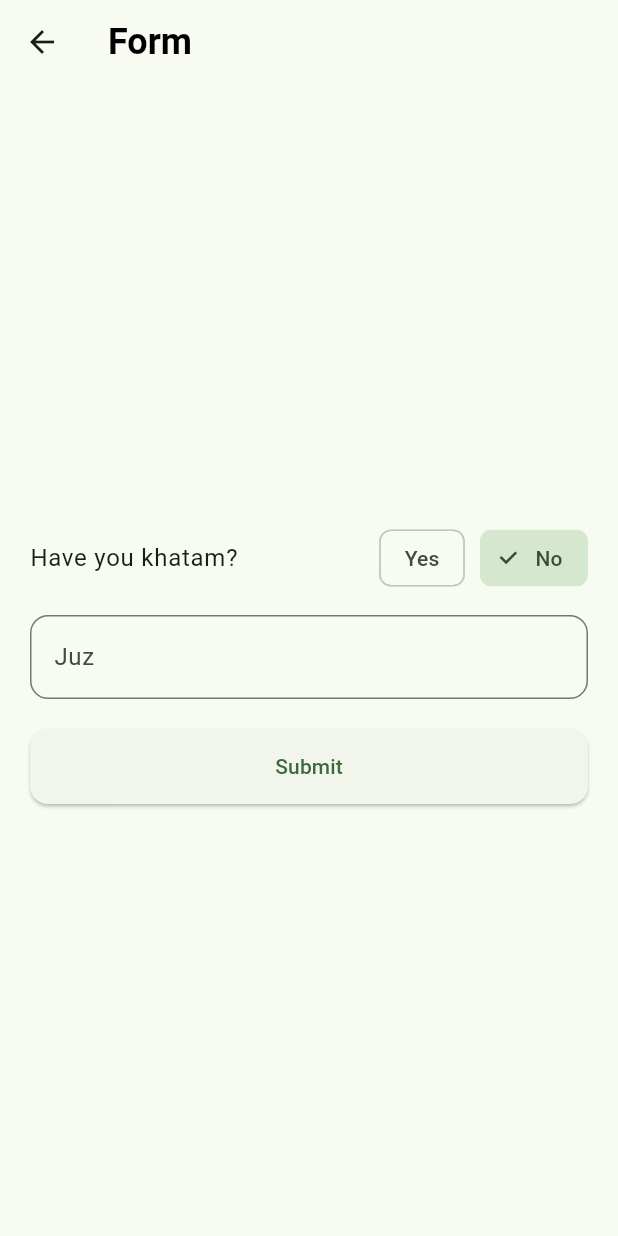
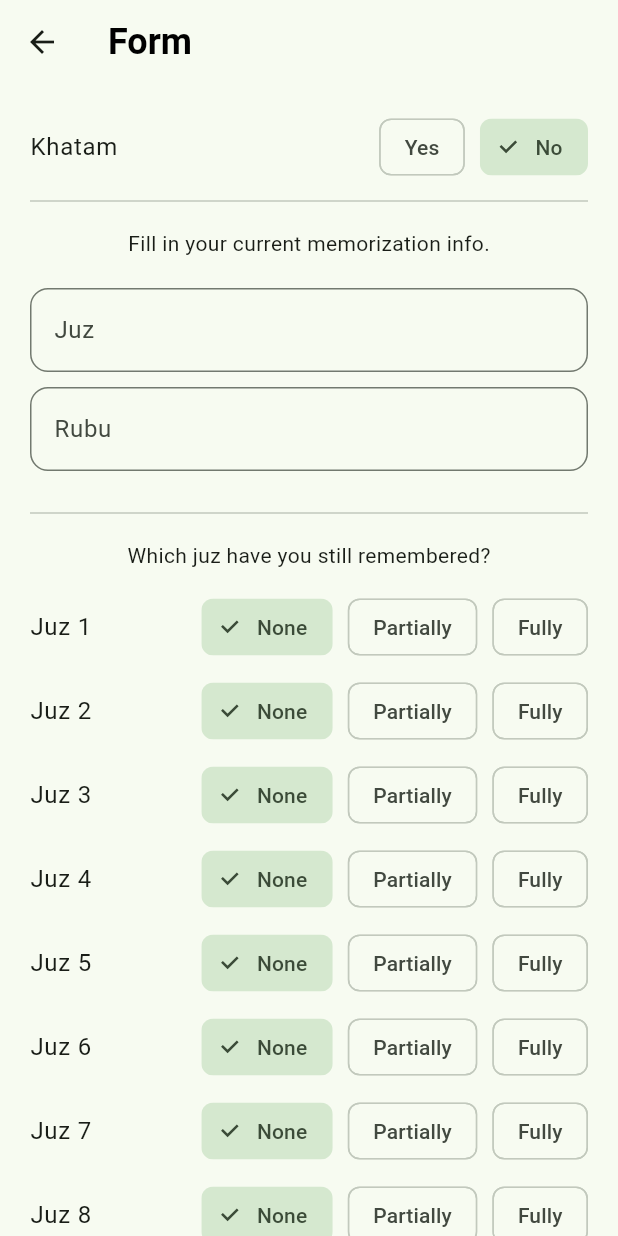
Before and after one commit to adaniel52/repeater, a Flutter app: the FormScreen screen opened directly, on a phone screen of 412 x 824 dp. Run offline on Flutter 3.47's test engine with Material 3 defaults, Android fonts, the phone set to English and light mode, and no system bars; our stand-ins replace flutter_html, photo_view, shared_preferences; missing offline and left inert: flutter_html_video; accounts and stored records are empty.

Commit message:
refactor form and user 2

```diff
--- a/lib/main.dart
+++ b/lib/main.dart
@@ -1,6 +1,6 @@
 import 'package:flutter/material.dart';
+import 'package:repeater/screens/intro_screen.dart';
 import 'package:repeater/services/user_preferences.dart';
-import 'package:repeater/widgets/main_navigation.dart';
 
 void main() async {
   WidgetsFlutterBinding.ensureInitialized();
@@ -24,7 +24,7 @@ class _MainAppState extends State<MainApp> {
         colorSchemeSeed: Colors.green,
         // brightness: Brightness.dark,
       ),
-      home: const MainNavigation(),
+      home: const IntroScreen(),
     );
   }
 }
--- a/lib/models/user.dart
+++ b/lib/models/user.dart
@@ -1,24 +1,31 @@
 import 'dart:convert';
 
 const juzKey = 'juz';
+const juzProgressKey = 'juzProgress';
 
 class User {
   int _juz;
+  Map<String, String> _juzProgress;
 
   User({
     required int juz,
-  }) : _juz = juz;
+    required Map<String, String> juzProgress,
+  })  : _juz = juz,
+        _juzProgress = juzProgress;
 
   int get juz => _juz;
+  Map<String, String> get juzProgress => _juzProgress;
 
   String toJson() => json.encode({
         juzKey: _juz,
+        juzProgressKey: _juzProgress,
       });
 
   factory User.fromJson(String source) {
     final data = json.decode(source);
     return User(
       juz: data[juzKey],
+      juzProgress: data[juzProgressKey],
     );
   }
 }
--- a/lib/screens/form/form_screen.dart
+++ b/lib/screens/form/form_screen.dart
@@ -15,19 +15,31 @@ class FormScreen extends StatefulWidget {
 
 class _FormScreenState extends State<FormScreen> {
   final _formKey = GlobalKey<FormState>();
+  List<String> options = ['None', 'Partially', 'Fully'];
   late final TextEditingController _juzController;
+  late final TextEditingController _rubuController;
 
   bool hasKhatam = false;
+  Map<int, String> juzProgress = {};
+
+  void _initProgress() {
+    for (var i = 1; i <= 30; i++) {
+      juzProgress[i] = 'None';
+    }
+  }
 
   @override
   void initState() {
     super.initState();
     _juzController = TextEditingController();
+    _rubuController = TextEditingController();
+    _initProgress();
   }
 
   @override
   void dispose() {
     _juzController.dispose();
+    _rubuController.dispose();
     super.dispose();
   }
 
@@ -40,8 +52,8 @@ class _FormScreenState extends State<FormScreen> {
           style: Styles.title,
         ),
       ),
-      body: Center(
-        child: SingleChildScrollView(
+      body: SingleChildScrollView(
+        child: Center(
           child: SizedBox(
             width: 400,
             child: Padding(
@@ -51,46 +63,22 @@ class _FormScreenState extends State<FormScreen> {
                 child: Column(
                   children: [
                     _khatamForm(),
+                    Divider(),
+                    if (!hasKhatam) ...[
+                      Spacing2(),
+                      Text('Fill in your current memorization info.'),
+                      Spacing1(),
+                      _juzForm(),
+                      Spacing2(),
+                      _rubuForm(),
+                      Spacing1(),
+                      Divider(),
+                    ],
+                    _juzProgressForm(),
                     Spacing2(),
-                    TextFormField(
-                      controller: _juzController,
-                      decoration: InputDecoration(
-                        labelText: 'Juz',
-                        hintText: '1 - 30',
-                        border: OutlineInputBorder(
-                            borderRadius: Styles.borderRadius1),
-                      ),
-                      onChanged: (_) {
-                        _formKey.currentState!.validate();
-                      },
-                      validator: (value) {
-                        int? juz = int.tryParse(value!);
-                        if (juz == null || juz < 1 || juz > 30) {
-                          return 'Invalid input.';
-                        }
-                        return null;
-                      },
-                    ),
+                    Divider(),
                     Spacing1(),
-                    CustomButton(
-                      onPressed: () async {
-                        if (_formKey.currentState!.validate()) {
-                          await UserPreferences.setUser(
-                            User(
-                              juz: int.tryParse(_juzController.text) ?? 0,
-                            ),
-                          );
-                          if (!context.mounted) return;
-                          Navigator.of(context).pushAndRemoveUntil(
-                            MaterialPageRoute(
-                              builder: (context) => const MainNavigation(),
-                            ),
-                            (_) => false,
-                          );
-                        }
-                      },
-                      child: Text('Submit'),
-                    ),
+                    _submitButton(),
                   ],
                 ),
               ),
@@ -103,7 +91,7 @@ class _FormScreenState extends State<FormScreen> {
 
   Widget _khatamForm() => ListTile(
         contentPadding: Styles.padding0,
-        title: Text('Have you khatam?'),
+        title: Text('Khatam'),
         trailing: Row(
           mainAxisSize: MainAxisSize.min,
           children: [
@@ -129,176 +117,68 @@ class _FormScreenState extends State<FormScreen> {
           ],
         ),
       );
-}
 
-// class FormScreen extends StatefulWidget {
-//   const FormScreen({super.key});
+  Widget _juzForm() => TextFormField(
+        controller: _juzController,
+        decoration: InputDecoration(
+          labelText: 'Juz',
+          hintText: '1 - 30',
+          border: OutlineInputBorder(borderRadius: Styles.borderRadius1),
+        ),
+        onChanged: (_) {
+          _formKey.currentState!.validate();
+        },
+        validator: (value) {
+          int? juz = int.tryParse(value!);
+          if (juz == null || juz < 1 || juz > 30) {
+            return 'Invalid input.';
+          }
+          return null;
+        },
+      );
 
-//   @override
-//   State<FormScreen> createState() => _FormScreenState();
-// }
+  Widget _rubuForm() => TextFormField(
+        controller: _rubuController,
+        decoration: InputDecoration(
+          labelText: 'Rubu',
+          hintText: '1 - 8',
+          border: OutlineInputBorder(borderRadius: Styles.borderRadius1),
+        ),
+        onChanged: (_) {
+          _formKey.currentState!.validate();
+        },
+        validator: (value) {
+          int? juz = int.tryParse(value!);
+          if (juz == null || juz < 1 || juz > 8) {
+            return 'Invalid input.';
+          }
+          return null;
+        },
+      );
 
-// class _FormScreenState extends State<FormScreen> {
-//   late PageController _pageController;
-//   int _currentIndex = 0;
-
-//   String var1 = '';
-
-//   @override
-//   void initState() {
-//     super.initState();
-//     _pageController = PageController();
-//   }
-
-//   final List<Question> _questions = [
-//     Question(
-//       title: 'Which juz have you memorized?',
-//       questionText:
-//           'How much time can you spend reviewing your memorisation daily?',
-//     ),
-//     Question(
-//       title: 'Preferred Reminder Interval',
-//       questionText:
-//           'How often would you like to be reminded to review a memorised page?',
-//     ),
-//     Question(title: '', questionText: ''),
-//     Question(title: '', questionText: ''),
-//     Question(title: '', questionText: ''),
-//     //   'How many pages would you like to be reminded to review a memorised page?',
-//   ];
-
-//   void _handleSubmit() {}
-
-//   @override
-//   Widget build(BuildContext context) {
-//     final currentQuestion = _currentIndex + 1;
-//     final totalQuestions = _questions.length;
-//     return Scaffold(
-//       appBar: AppBar(
-//         title: Text('Question $currentQuestion of $totalQuestions'),
-//         bottom: PreferredSize(
-//           preferredSize: Size.zero,
-//           child: LinearProgressIndicator(
-//             value: _currentIndex / totalQuestions,
-//           ),
-//         ),
-//       ),
-//       body: PageView.builder(
-//         controller: _pageController,
-//         onPageChanged: (index) {
-//           setState(() {
-//             _currentIndex = index;
-//           });
-//         },
-//         physics: NeverScrollableScrollPhysics(),
-//         // itemCount: totalQuestions,
-//         itemBuilder: (context, index) {
-//           // final question = _questions[index];
-//           // return QuestionScreen(question: question);
-//           return CheckboxForm();
-//         },
-//       ),
-//       bottomNavigationBar: BottomAppBar(
-//         child: Row(
-//           mainAxisAlignment: MainAxisAlignment.spaceBetween,
-//           children: [
-//             (currentQuestion != 1)
-//                 ? CustomButton(
-//                     width: 130,
-//                     onPressed: () {
-//                       _pageController.previousPage(
-//                         duration: Duration(milliseconds: 300),
-//                         curve: Curves.ease,
-//                       );
-//                     },
-//                     child: Row(
-//                       mainAxisAlignment: MainAxisAlignment.spaceBetween,
-//                       children: [
-//                         Icon(
-//                           Icons.adaptive.arrow_back,
-//                           size: 16,
-//                         ),
-//                         Text(
-//                           'Previous',
-//                           style: TextStyle(
-//                               fontSize: 16, fontWeight: FontWeight.bold),
-//                         ),
-//                       ],
-//                     ),
-//                   )
-//                 : SizedBox(),
-//             (currentQuestion != totalQuestions)
-//                 ? CustomButton(
-//                     width: 130,
-//                     onPressed: () {
-//                       _pageController.nextPage(
-//                         duration: Duration(milliseconds: 300),
-//                         curve: Curves.ease,
-//                       );
-//                     },
-//                     child: Row(
-//                       mainAxisAlignment: MainAxisAlignment.spaceBetween,
-//                       children: [
-//                         Text(
-//                           'Next',
-//                           style: TextStyle(
-//                               fontSize: 16, fontWeight: FontWeight.bold),
-//                         ),
-//                         Icon(
-//                           Icons.adaptive.arrow_forward,
-//                           size: 16,
-//                         ),
-//                       ],
-//                     ),
-//                   )
-//                 : CustomButton(
-//                     width: 130,
-//                     onPressed: _handleSubmit,
-//                     child: Text('Submit'),
-//                   )
-//           ],
-//         ),
-//       ),
-//     );
-//   }
-// }
-
-class JuzProgressForm extends StatefulWidget {
-  const JuzProgressForm({super.key});
-
-  @override
-  State<JuzProgressForm> createState() => _JuzProgressFormState();
-}
-
-class _JuzProgressFormState extends State<JuzProgressForm> {
-  Map<String, String> progress = {
-    '1': 'None',
-    '2': 'None',
-    '3': 'None',
-    '4': 'None',
-  };
-  List<String> options = ['None', 'Partially', 'Fully'];
-
-  @override
-  Widget build(BuildContext context) {
-    return Column(
-      children: progress.keys
-          .map(
+  Widget _juzProgressForm() => Column(
+        children: [
+          Spacing2(),
+          Text('Which juz have you still remembered?'),
+          Spacing2(),
+          ...juzProgress.keys.map(
             (juz) => ListTile(
+              contentPadding: Styles.padding0,
               title: Text('Juz $juz'),
               trailing: SizedBox(
-                width: 250,
+                // width: 250,
                 child: Row(
+                  mainAxisSize: MainAxisSize.min,
                   children: options
                       .map(
                         (option) => Padding(
-                          padding: const EdgeInsets.only(left: 4),
+                          padding: const EdgeInsets.only(left: spacing2),
                           child: ChoiceChip(
                             label: Text(option),
-                            selected: progress[juz] == option,
+                            selected: juzProgress[juz] == option,
                             onSelected: (value) {
                               setState(() {
-                                progress[juz] = option;
+                                juzProgress[juz] = option;
                               });
                             },
                           ),
@@ -308,8 +188,28 @@ class _JuzProgressFormState extends State<JuzProgressForm> {
                 ),
               ),
             ),
-          )
-          .toList(),
-    );
-  }
+          ),
+        ],
+      );
+
+  Widget _submitButton() => CustomButton(
+        onPressed: () async {
+          if (_formKey.currentState!.validate()) {
+            await UserPreferences.setUser(
+              User(
+                juz: int.tryParse(_juzController.text) ?? 0,
+                juzProgress: {'': ''},
+              ),
+            );
+            if (!mounted) return;
+            Navigator.of(context).pushAndRemoveUntil(
+              MaterialPageRoute(
+                builder: (context) => const MainNavigation(),
+              ),
+              (_) => false,
+            );
+          }
+        },
+        child: Text('Submit'),
+      );
 }
```
Also changed, not shown: lib/screens/home_screen.dart (+29 -28 lines), lib/services/user_preferences.dart (+12 -1 lines).
